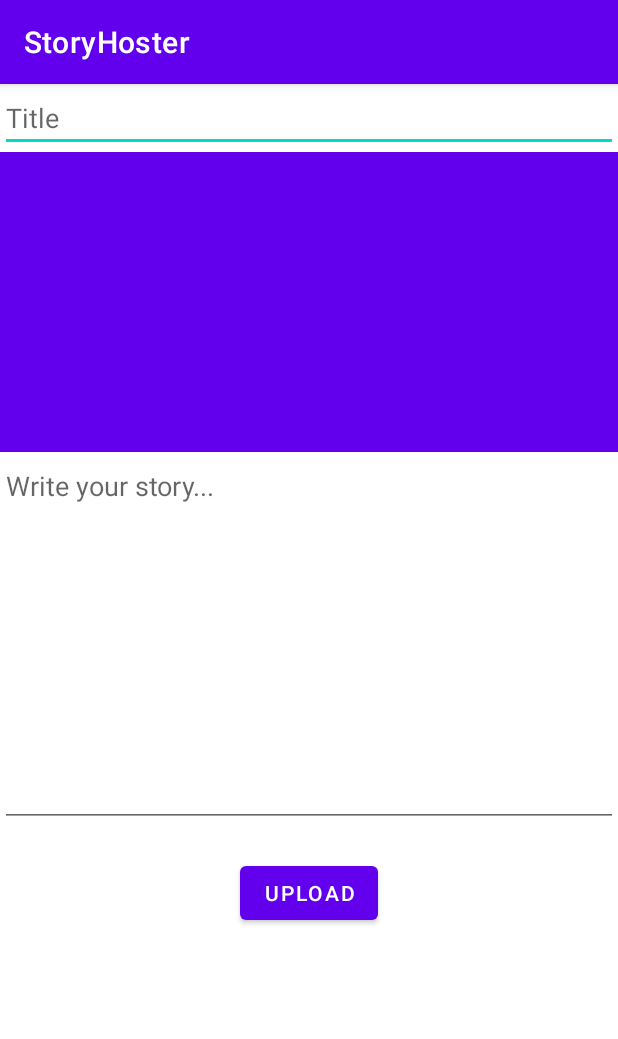
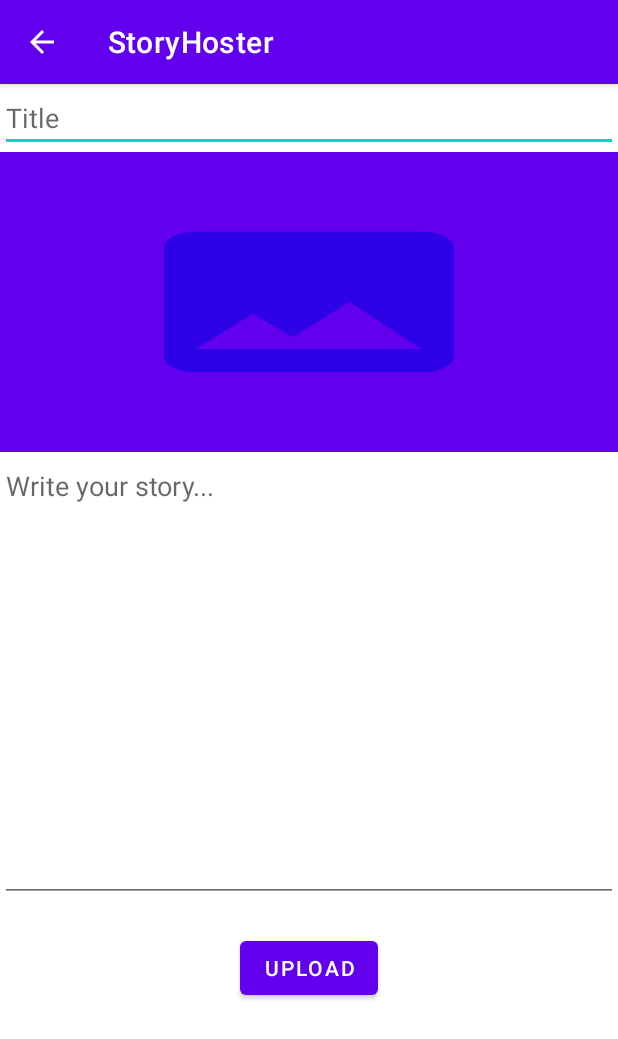
Before and after one commit to htihskay/StoryHoster, an Android app: the screen it shows after launch once a user with an empty profile is signed in (TestingActivity before the commit, AddPostActivity after it), after a tap on "Add Story", on a phone screen of 412 x 824 dp. Shown: the top 1039 px of the screen. Run offline under Robolectric (Android 15) with nearby library versions, the phone set to English and light mode, and no system bars; our stand-ins replace Firebase (no records; nobody signed in at launch, a user with empty details on screens opened directly); libraries missing offline, so code that uses them is left out: com.github.dhaval2404.imagepicker, com.karumi.dexter.

Commit message:
Feat: add upload story image

```diff
--- a/app/src/main/java/com/example/storyhoster/HomeActivity.java
+++ b/app/src/main/java/com/example/storyhoster/HomeActivity.java
@@ -60,7 +60,7 @@ public class HomeActivity extends AppCompatActivity {
             public void onDataChange(@NonNull DataSnapshot dataSnapshot) {
                     postModelList.clear();
                 for (DataSnapshot ds: dataSnapshot.getChildren()){
-                    System.out.println("zzzzzzzzzzzzzzzzzzzzzzzzzzzz"+ds);
+                    System.out.println("zzzzzzzzzzzzzzzzzzzzzzzzzzzz "+ds);
                     PostModel postModel=ds.getValue(PostModel.class);
                     postModelList.add(postModel);
                     postAdapter =new PostAdapter(HomeActivity.this,postModelList);
@@ -95,7 +95,7 @@ public class HomeActivity extends AppCompatActivity {
        }
 
         if(item.getItemId()==R.id.action_add_post){
-            startActivity(new Intent(HomeActivity.this,TestingActivity.class));
+            startActivity(new Intent(HomeActivity.this,AddPostActivity.class));
         }
         return super.onOptionsItemSelected(item);
     }
--- a/app/src/main/res/layout/activity_add_post.xml
+++ b/app/src/main/res/layout/activity_add_post.xml
@@ -19,11 +19,12 @@
             android:layout_height="wrap_content"
             />
 
-        <ImageView
+        <ImageButton
             android:background="@color/design_default_color_primary"
             android:layout_width="match_parent"
             android:scaleType="fitXY"
             android:minHeight="200dp"
+            android:src="@drawable/add_image_icon"
             android:layout_height="wrap_content"
             android:id="@+id/post_image_blog"
             />
--- a/app/src/main/res/layout/activity_testing.xml
+++ b/app/src/main/res/layout/activity_testing.xml
@@ -14,7 +14,7 @@
         <EditText
             android:layout_width="match_parent"
             android:gravity="start"
-            android:hint="Title"
+            android:hint="Titlee"
             android:id="@+id/title_blog"
             android:layout_height="wrap_content"
             />
--- a/build.gradle
+++ b/build.gradle
@@ -16,6 +16,7 @@ allprojects {
     repositories {
         google()
         jcenter()
+        maven { url "https://jitpack.io" }
     }
 }
 
```
Also changed, not shown: app/build.gradle (+5 -2 lines), app/src/main/java/com/example/storyhoster/AddPostActivity.java (+26 -16 lines).
